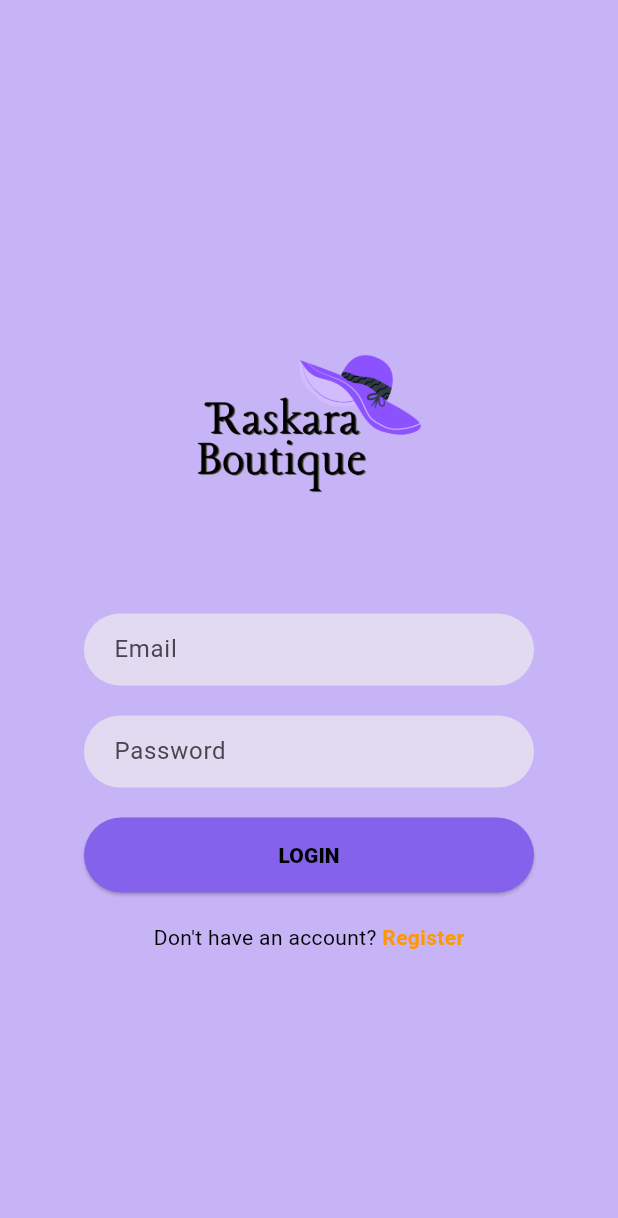
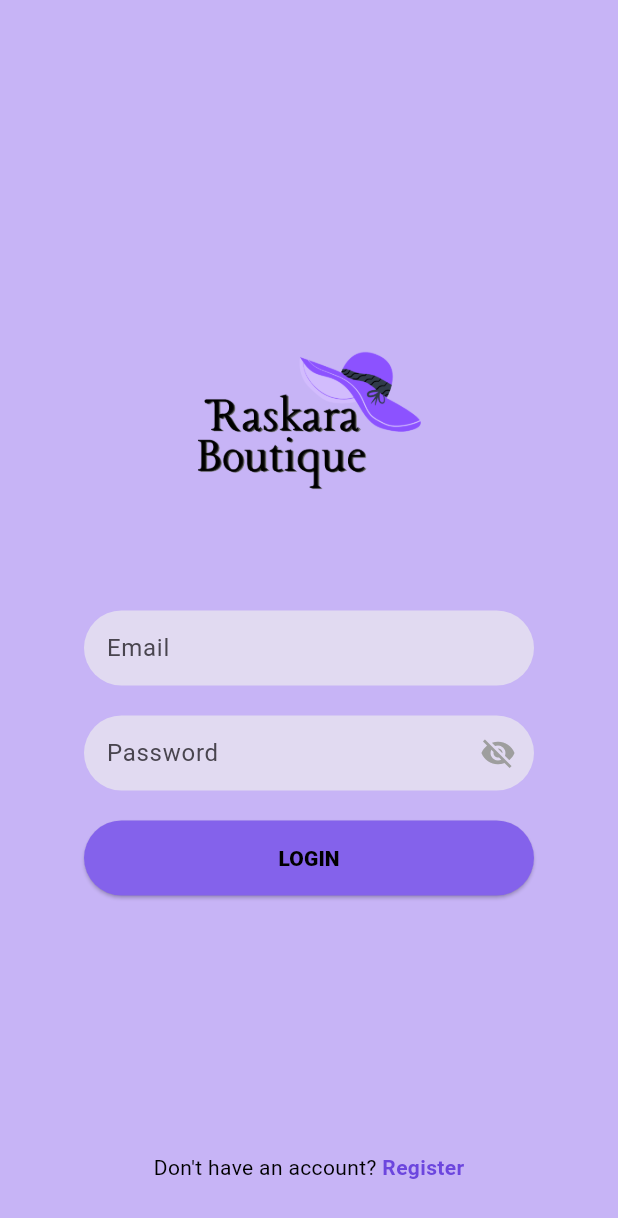
Before and after one commit to RafiHana/raskara_boutique, a Flutter app: the screen it shows after launch, on a phone screen of 412 x 824 dp. Shown: the top 1218 px of the screen. Run offline on Flutter 3.47's test engine with Material 3 defaults, Android fonts, the light colour scheme and no system bars; our stand-ins replace cloud_firestore, csv, firebase_auth, firebase_core, fl_chart; accounts and stored records are empty.

Commit message:
fix login

```diff
--- a/lib/screens/login_screen.dart
+++ b/lib/screens/login_screen.dart
@@ -4,10 +4,16 @@ import '../services/auth_service.dart';
 import 'dashboard_screen.dart';
 import 'register_screen.dart';
 
-class LoginScreen extends StatelessWidget {
+class LoginScreen extends StatefulWidget {
+  @override
+  _LoginScreenState createState() => _LoginScreenState();
+}
+
+class _LoginScreenState extends State<LoginScreen> {
   final _formKey = GlobalKey<FormState>();
   final _emailController = TextEditingController();
   final _passwordController = TextEditingController();
+  bool _isObscure = true;
 
   @override
   Widget build(BuildContext context) {
@@ -17,6 +23,9 @@ class LoginScreen extends StatelessWidget {
       backgroundColor: Color.fromARGB(255, 199, 180, 246),
       body: Padding(
         padding: const EdgeInsets.all(16.0),
+        child: Column(
+          children: [
+            Expanded(
               child: Column(
                 mainAxisAlignment: MainAxisAlignment.center,
                 children: [
@@ -41,7 +50,7 @@ class LoginScreen extends StatelessWidget {
                             decoration: InputDecoration(
                               labelText: 'Email',
                               border: InputBorder.none,
-                        contentPadding: EdgeInsets.symmetric(horizontal: 20),
+                              contentPadding: EdgeInsets.symmetric(horizontal: 15, vertical: 5),
                             ),
                             validator: (value) {
                               if (value!.isEmpty) return 'Email tidak boleh kosong';
@@ -58,15 +67,25 @@ class LoginScreen extends StatelessWidget {
                           ),
                           child: TextFormField(
                             controller: _passwordController,
+                            obscureText: _isObscure,
                             decoration: InputDecoration(
                               labelText: 'Password',
                               border: InputBorder.none,
-                        contentPadding: EdgeInsets.symmetric(horizontal: 20),
+                              contentPadding: EdgeInsets.symmetric(horizontal: 15, vertical: 5),
+                              suffixIcon: IconButton(
+                                icon: Icon(
+                                  _isObscure ? Icons.visibility_off : Icons.visibility,
+                                  color: Colors.grey,
                                 ),
-                      obscureText: true,
+                                onPressed: () {
+                                  setState(() {
+                                    _isObscure = !_isObscure;
+                                  });
+                                },
+                              ),
+                            ),
                             validator: (value) {
-                        if (value!.isEmpty)
-                          return 'Password tidak boleh kosong';
+                              if (value!.isEmpty) return 'Password tidak boleh kosong';
                               return null;
                             },
                           ),
@@ -77,7 +96,7 @@ class LoginScreen extends StatelessWidget {
                           height: 50,
                           child: ElevatedButton(
                             style: ElevatedButton.styleFrom(
-                        backgroundColor: Color.fromARGB(255, 132, 98, 235),
+                              backgroundColor: const Color.fromARGB(255, 132, 98, 235),
                               shape: RoundedRectangleBorder(
                                 borderRadius: BorderRadius.circular(30),
                               ),
@@ -91,8 +110,7 @@ class LoginScreen extends StatelessWidget {
                                 if (user != null) {
                                   Navigator.pushReplacement(
                                     context,
-                              MaterialPageRoute(
-                                  builder: (context) => DashboardScreen()),
+                                    MaterialPageRoute(builder: (context) => DashboardScreen()),
                                   );
                                 }
                               }
@@ -106,7 +124,12 @@ class LoginScreen extends StatelessWidget {
                             ),
                           ),
                         ),
-                  SizedBox(height: 20),
+                      ],
+                    ),
+                  ),
+                ],
+              ),
+            ),
             Row(
               mainAxisAlignment: MainAxisAlignment.center,
               children: [
@@ -118,22 +141,20 @@ class LoginScreen extends StatelessWidget {
                   onTap: () {
                     Navigator.push(
                       context,
-                            MaterialPageRoute(
-                                builder: (context) => RegisterScreen()),
+                      MaterialPageRoute(builder: (context) => RegisterScreen()),
                     );
                   },
                   child: Text(
                     "Register",
                     style: TextStyle(
-                              color: Colors.orange,
-                              fontWeight: FontWeight.bold),
+                      color: const Color.fromARGB(255, 108, 70, 222),
+                      fontWeight: FontWeight.bold,
+                    ),
                   ),
                 ),
               ],
             ),
-                ],
-              ),
-            ),
+            SizedBox(height: 20),
           ],
         ),
       ),
```
Lines whose indentation alone changed are shown as unchanged.
